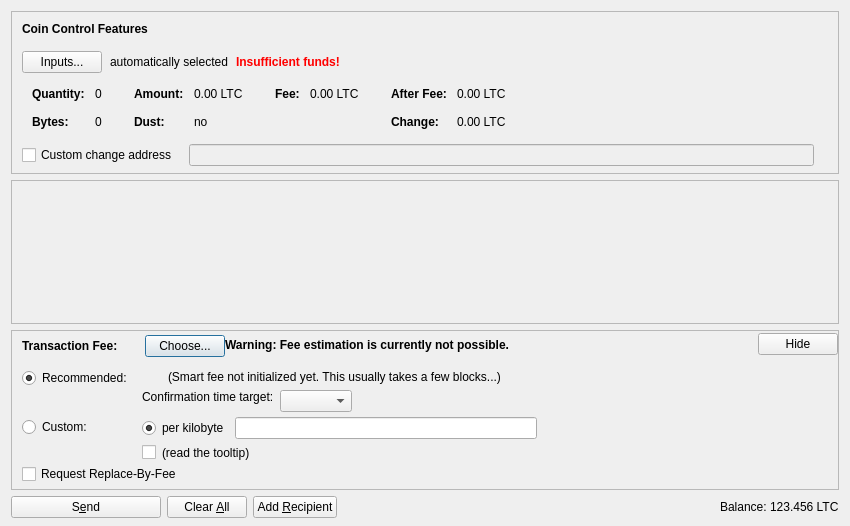
The window that src/qt/forms/sendcoinsdialog.ui (Arthurb101/cougarCoin) describes before a commit, drawn with Qt 5.
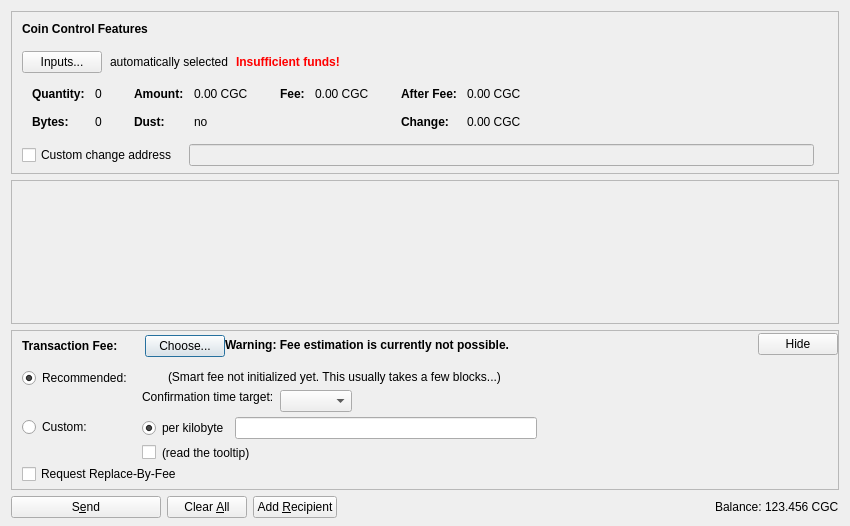
The same window after the commit. Icons and pictures are not drawn. Custom widgets are drawn as their Qt base class.

Diff of the .ui file:
```diff
--- a/src/qt/forms/sendcoinsdialog.ui
+++ b/src/qt/forms/sendcoinsdialog.ui
@@ -324,7 +324,7 @@
                   <enum>Qt::ActionsContextMenu</enum>
                  </property>
                  <property name="text">
-                  <string notr="true">0.00 LTC</string>
+                  <string notr="true">0.00 CGC</string>
                  </property>
                  <property name="textInteractionFlags">
                   <set>Qt::LinksAccessibleByMouse|Qt::TextSelectableByKeyboard|Qt::TextSelectableByMouse</set>
@@ -404,7 +404,7 @@
                   <enum>Qt::ActionsContextMenu</enum>
                  </property>
                  <property name="text">
-                  <string notr="true">0.00 LTC</string>
+                  <string notr="true">0.00 CGC</string>
                  </property>
                  <property name="textInteractionFlags">
                   <set>Qt::LinksAccessibleByMouse|Qt::TextSelectableByKeyboard|Qt::TextSelectableByMouse</set>
@@ -455,7 +455,7 @@
                   <enum>Qt::ActionsContextMenu</enum>
                  </property>
                  <property name="text">
-                  <string notr="true">0.00 LTC</string>
+                  <string notr="true">0.00 CGC</string>
                  </property>
                  <property name="textInteractionFlags">
                   <set>Qt::LinksAccessibleByMouse|Qt::TextSelectableByKeyboard|Qt::TextSelectableByMouse</set>
@@ -484,7 +484,7 @@
                   <enum>Qt::ActionsContextMenu</enum>
                  </property>
                  <property name="text">
-                  <string notr="true">0.00 LTC</string>
+                  <string notr="true">0.00 CGC</string>
                  </property>
                  <property name="textInteractionFlags">
                   <set>Qt::LinksAccessibleByMouse|Qt::TextSelectableByKeyboard|Qt::TextSelectableByMouse</set>
@@ -1253,7 +1253,7 @@
           <cursorShape>IBeamCursor</cursorShape>
          </property>
          <property name="text">
-          <string notr="true">123.456 LTC</string>
+          <string notr="true">123.456 CGC</string>
          </property>
          <property name="textInteractionFlags">
           <set>Qt::LinksAccessibleByMouse|Qt::TextSelectableByKeyboard|Qt::TextSelectableByMouse</set>
```
